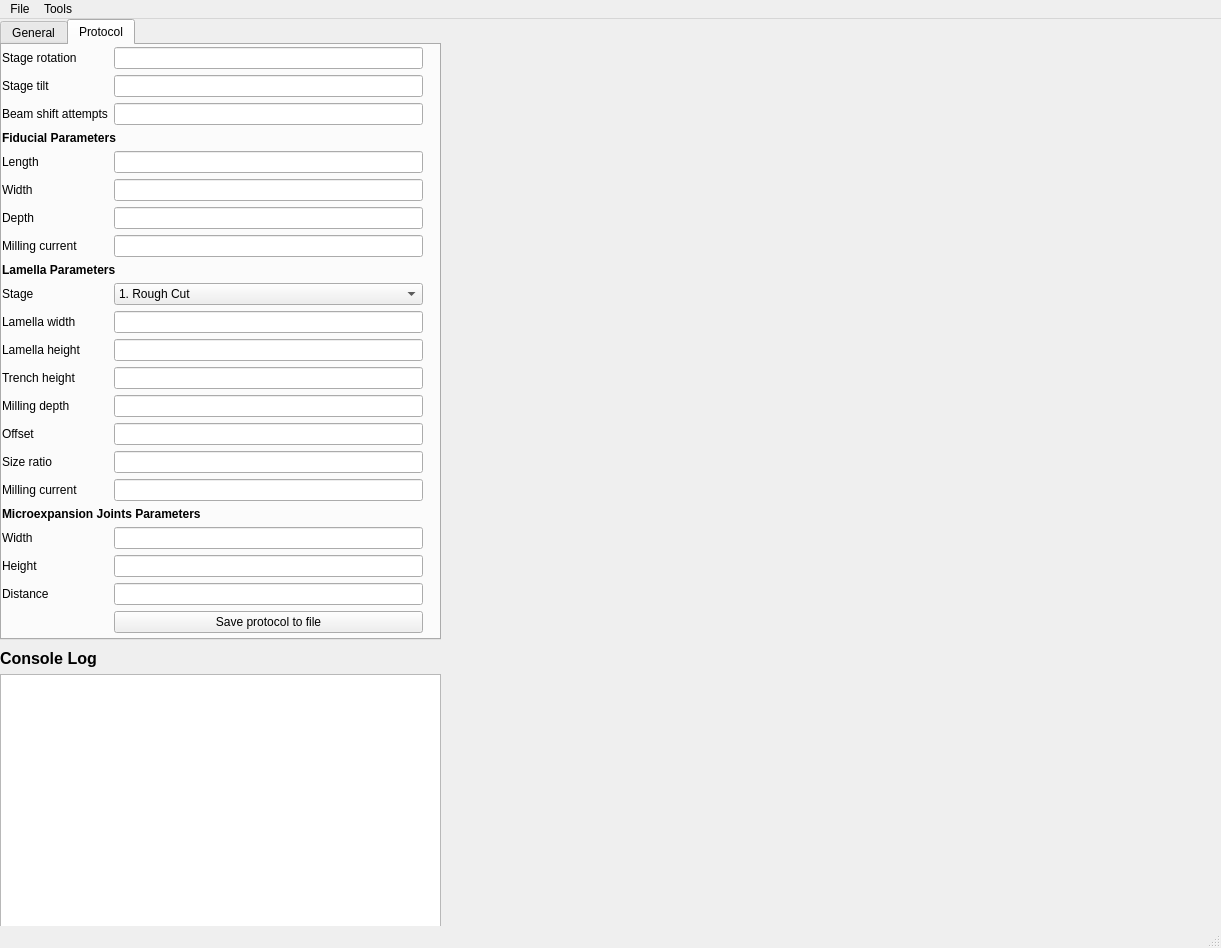
Above: autolamella/ui/UI.ui from DeMarcoLab/autolamella before the change. Below: the same form after it.
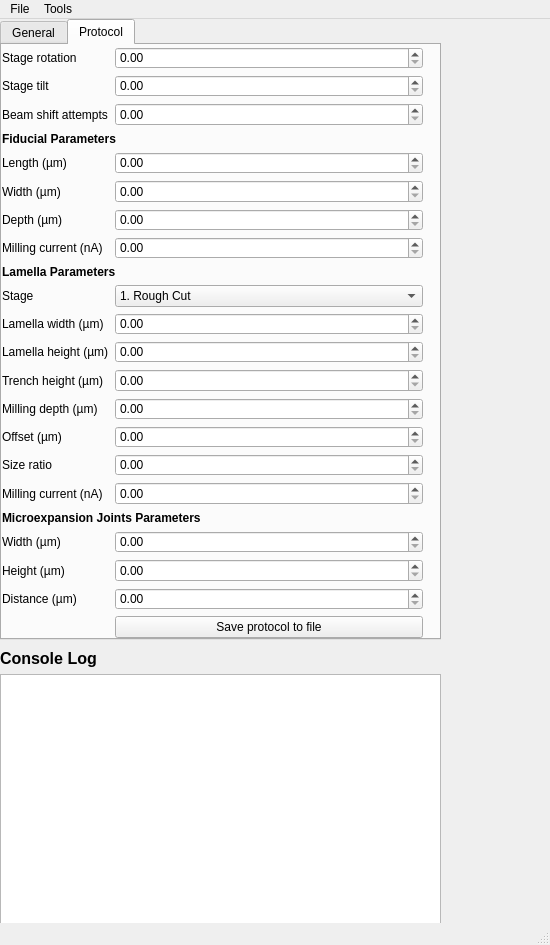
That is the form after the change. The open tabs and pages were chosen to show the change.

Commit message: changed units and format of protocol in ui

The edit to the form file:
```diff
--- a/autolamella/ui/UI.ui
+++ b/autolamella/ui/UI.ui
@@ -6,8 +6,8 @@
    <rect>
     <x>0</x>
     <y>0</y>
-    <width>1221</width>
-    <height>948</height>
+    <width>550</width>
+    <height>945</height>
    </rect>
   </property>
   <property name="windowTitle">
@@ -62,7 +62,7 @@
      </rect>
     </property>
     <property name="currentIndex">
-     <number>1</number>
+     <number>0</number>
     </property>
     <widget class="QWidget" name="tab">
      <attribute name="title">
@@ -341,6 +341,13 @@
          </property>
         </widget>
        </item>
+       <item row="12" column="0">
+        <widget class="QPushButton" name="remill_fiducial">
+         <property name="text">
+          <string>Remill fiducial</string>
+         </property>
+        </widget>
+       </item>
       </layout>
      </widget>
     </widget>
@@ -365,9 +372,6 @@
          </property>
         </widget>
        </item>
-       <item row="0" column="1">
-        <widget class="QLineEdit" name="stage_rotation"/>
-       </item>
        <item row="1" column="0">
         <widget class="QLabel" name="stageTiltLabel">
          <property name="text">
@@ -375,9 +379,6 @@
          </property>
         </widget>
        </item>
-       <item row="1" column="1">
-        <widget class="QLineEdit" name="stage_tilt"/>
-       </item>
        <item row="2" column="0">
         <widget class="QLabel" name="beamShiftAttemptsLabel">
          <property name="text">
@@ -385,9 +386,6 @@
          </property>
         </widget>
        </item>
-       <item row="2" column="1">
-        <widget class="QLineEdit" name="beamshift_attempts"/>
-       </item>
        <item row="3" column="0" colspan="2">
         <widget class="QLabel" name="label_5">
          <property name="font">
@@ -404,43 +402,31 @@
        <item row="4" column="0">
         <widget class="QLabel" name="lengthLabel">
          <property name="text">
-          <string>Length</string>
+          <string>Length (µm)</string>
          </property>
         </widget>
        </item>
-       <item row="4" column="1">
-        <widget class="QLineEdit" name="fiducial_length"/>
-       </item>
        <item row="5" column="0">
         <widget class="QLabel" name="widthLabel">
          <property name="text">
-          <string>Width</string>
+          <string>Width (µm)</string>
          </property>
         </widget>
        </item>
-       <item row="5" column="1">
-        <widget class="QLineEdit" name="width_fiducial"/>
-       </item>
        <item row="6" column="0">
         <widget class="QLabel" name="depthLabel">
          <property name="text">
-          <string>Depth</string>
+          <string>Depth (µm)</string>
          </property>
         </widget>
        </item>
-       <item row="6" column="1">
-        <widget class="QLineEdit" name="depth_fiducial"/>
-       </item>
        <item row="7" column="0">
         <widget class="QLabel" name="millingCurrentLabel">
          <property name="text">
-          <string>Milling current</string>
+          <string>Milling current (nA)</string>
          </property>
         </widget>
        </item>
-       <item row="7" column="1">
-        <widget class="QLineEdit" name="current_fiducial"/>
-       </item>
        <item row="8" column="0" colspan="2">
         <widget class="QLabel" name="label_9">
          <property name="font">
@@ -454,56 +440,67 @@
          </property>
         </widget>
        </item>
+       <item row="9" column="0">
+        <widget class="QLabel" name="stageLabel">
+         <property name="text">
+          <string>Stage</string>
+         </property>
+        </widget>
+       </item>
+       <item row="9" column="1">
+        <widget class="QComboBox" name="stage_lamella">
+         <item>
+          <property name="text">
+           <string>1. Rough Cut</string>
+          </property>
+         </item>
+         <item>
+          <property name="text">
+           <string>2. Regular Cut</string>
+          </property>
+         </item>
+         <item>
+          <property name="text">
+           <string>3. Polishing Cut</string>
+          </property>
+         </item>
+        </widget>
+       </item>
        <item row="10" column="0">
         <widget class="QLabel" name="widthLabel_2">
          <property name="text">
-          <string>Lamella width</string>
+          <string>Lamella width (µm)</string>
          </property>
         </widget>
        </item>
-       <item row="10" column="1">
-        <widget class="QLineEdit" name="lamella_width"/>
-       </item>
        <item row="11" column="0">
         <widget class="QLabel" name="heightLabel">
          <property name="text">
-          <string>Lamella height</string>
+          <string>Lamella height (µm)</string>
          </property>
         </widget>
        </item>
-       <item row="11" column="1">
-        <widget class="QLineEdit" name="lamella_height"/>
-       </item>
        <item row="12" column="0">
         <widget class="QLabel" name="trenchHeightLabel">
          <property name="text">
-          <string>Trench height</string>
+          <string>Trench height (µm)</string>
          </property>
         </widget>
        </item>
-       <item row="12" column="1">
-        <widget class="QLineEdit" name="trench_height"/>
-       </item>
        <item row="13" column="0">
         <widget class="QLabel" name="millingDepthLabel">
          <property name="text">
-          <string>Milling depth</string>
+          <string>Milling depth (µm)</string>
          </property>
         </widget>
        </item>
-       <item row="13" column="1">
-        <widget class="QLineEdit" name="depth_trench"/>
-       </item>
        <item row="14" column="0">
         <widget class="QLabel" name="offsetLabel">
          <property name="text">
-          <string>Offset</string>
+          <string>Offset (µm)</string>
          </property>
         </widget>
        </item>
-       <item row="14" column="1">
-        <widget class="QLineEdit" name="offset"/>
-       </item>
        <item row="15" column="0">
         <widget class="QLabel" name="sizeRatioLabel">
          <property name="text">
@@ -511,75 +508,47 @@
          </property>
         </widget>
        </item>
-       <item row="15" column="1">
-        <widget class="QLineEdit" name="size_ratio"/>
-       </item>
        <item row="16" column="0">
         <widget class="QLabel" name="millingCurrentLabel_2">
          <property name="text">
-          <string>Milling current</string>
+          <string>Milling current (nA)</string>
          </property>
         </widget>
        </item>
-       <item row="16" column="1">
-        <widget class="QLineEdit" name="current_lamella"/>
-       </item>
-       <item row="9" column="0">
-        <widget class="QLabel" name="stageLabel">
+       <item row="17" column="0" colspan="2">
+        <widget class="QLabel" name="label_10">
+         <property name="font">
+          <font>
+           <weight>75</weight>
+           <bold>true</bold>
+          </font>
+         </property>
          <property name="text">
-          <string>Stage</string>
+          <string>Microexpansion Joints Parameters</string>
          </property>
         </widget>
        </item>
-       <item row="9" column="1">
-        <widget class="QComboBox" name="stage_lamella">
-         <item>
-          <property name="text">
-           <string>1. Rough Cut</string>
-          </property>
-         </item>
-         <item>
-          <property name="text">
-           <string>2. Regular Cut</string>
-          </property>
-         </item>
-         <item>
-          <property name="text">
-           <string>3. Polishing Cut</string>
-          </property>
-         </item>
-        </widget>
-       </item>
        <item row="18" column="0">
         <widget class="QLabel" name="widthLabel_3">
          <property name="text">
-          <string>Width</string>
+          <string>Width (µm)</string>
          </property>
         </widget>
        </item>
-       <item row="18" column="1">
-        <widget class="QLineEdit" name="micro_exp_width"/>
-       </item>
        <item row="19" column="0">
         <widget class="QLabel" name="heightLabel_2">
          <property name="text">
-          <string>Height</string>
+          <string>Height (µm)</string>
          </property>
         </widget>
        </item>
-       <item row="19" column="1">
-        <widget class="QLineEdit" name="micro_exp_height"/>
-       </item>
        <item row="20" column="0">
         <widget class="QLabel" name="distanceLabel">
          <property name="text">
-          <string>Distance</string>
+          <string>Distance (µm)</string>
          </property>
         </widget>
        </item>
-       <item row="20" column="1">
-        <widget class="QLineEdit" name="micro_exp_distance"/>
-       </item>
        <item row="21" column="1">
         <widget class="QPushButton" name="export_protocol">
          <property name="text">
@@ -587,19 +556,89 @@
          </property>
         </widget>
        </item>
-       <item row="17" column="0" colspan="2">
-        <widget class="QLabel" name="label_10">
-         <property name="font">
-          <font>
-           <weight>75</weight>
-           <bold>true</bold>
-          </font>
+       <item row="0" column="1">
+        <widget class="QDoubleSpinBox" name="stage_rotation"/>
+       </item>
+       <item row="1" column="1">
+        <widget class="QDoubleSpinBox" name="stage_tilt"/>
+       </item>
+       <item row="2" column="1">
+        <widget class="QDoubleSpinBox" name="beamshift_attempts"/>
+       </item>
+       <item row="4" column="1">
+        <widget class="QDoubleSpinBox" name="fiducial_length">
+         <property name="maximum">
+          <double>1000.000000000000000</double>
          </property>
-         <property name="text">
-          <string>Microexpansion Joints Parameters</string>
+        </widget>
+       </item>
+       <item row="5" column="1">
+        <widget class="QDoubleSpinBox" name="width_fiducial">
+         <property name="maximum">
+          <double>1000.000000000000000</double>
          </property>
         </widget>
        </item>
+       <item row="6" column="1">
+        <widget class="QDoubleSpinBox" name="depth_fiducial">
+         <property name="maximum">
+          <double>1000.000000000000000</double>
+         </property>
+        </widget>
+       </item>
+       <item row="7" column="1">
+        <widget class="QDoubleSpinBox" name="current_fiducial">
+         <property name="maximum">
+          <double>1000.000000000000000</double>
+         </property>
+        </widget>
+       </item>
+       <item row="10" column="1">
+        <widget class="QDoubleSpinBox" name="lamella_width">
+         <property name="maximum">
+          <double>1000.000000000000000</double>
+         </property>
+        </widget>
+       </item>
+       <item row="11" column="1">
+        <widget class="QDoubleSpinBox" name="lamella_height">
+         <property name="maximum">
+          <double>1000.000000000000000</double>
+         </property>
+        </widget>
+       </item>
+       <item row="12" column="1">
+        <widget class="QDoubleSpinBox" name="trench_height">
+         <property name="maximum">
+          <double>1000.000000000000000</double>
+         </property>
+        </widget>
+       </item>
+       <item row="13" column="1">
+        <widget class="QDoubleSpinBox" name="depth_trench">
+         <property name="maximum">
+          <double>1000.000000000000000</double>
+         </property>
+        </widget>
+       </item>
+       <item row="18" column="1">
+        <widget class="QDoubleSpinBox" name="micro_exp_width"/>
+       </item>
+       <item row="14" column="1">
+        <widget class="QDoubleSpinBox" name="offset"/>
+       </item>
+       <item row="15" column="1">
+        <widget class="QDoubleSpinBox" name="size_ratio"/>
+       </item>
+       <item row="16" column="1">
+        <widget class="QDoubleSpinBox" name="current_lamella"/>
+       </item>
+       <item row="19" column="1">
+        <widget class="QDoubleSpinBox" name="micro_exp_height"/>
+       </item>
+       <item row="20" column="1">
+        <widget class="QDoubleSpinBox" name="micro_exp_distance"/>
+       </item>
       </layout>
      </widget>
     </widget>
@@ -610,7 +649,7 @@
     <rect>
      <x>0</x>
      <y>0</y>
-     <width>1221</width>
+     <width>550</width>
      <height>21</height>
     </rect>
    </property>
```
The commit also changes 1 other file.
